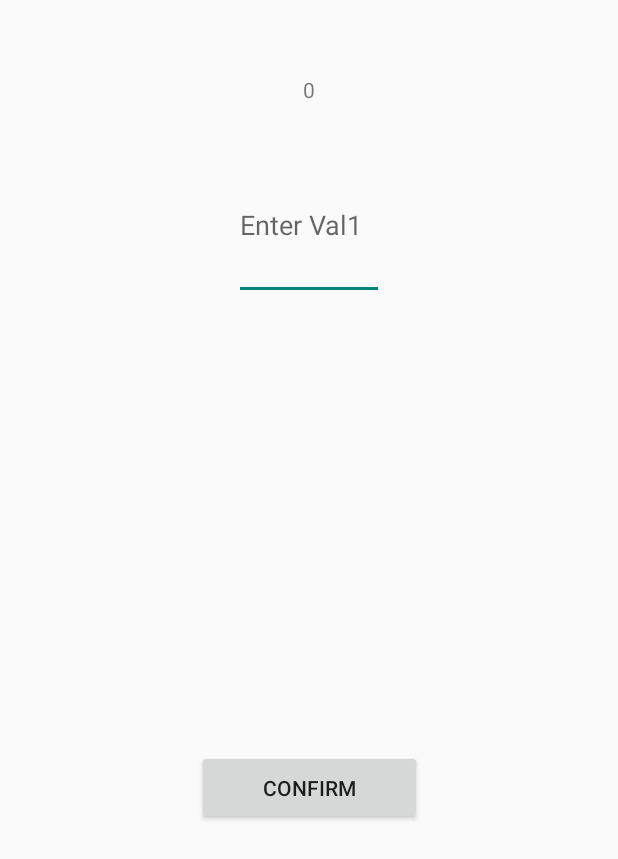
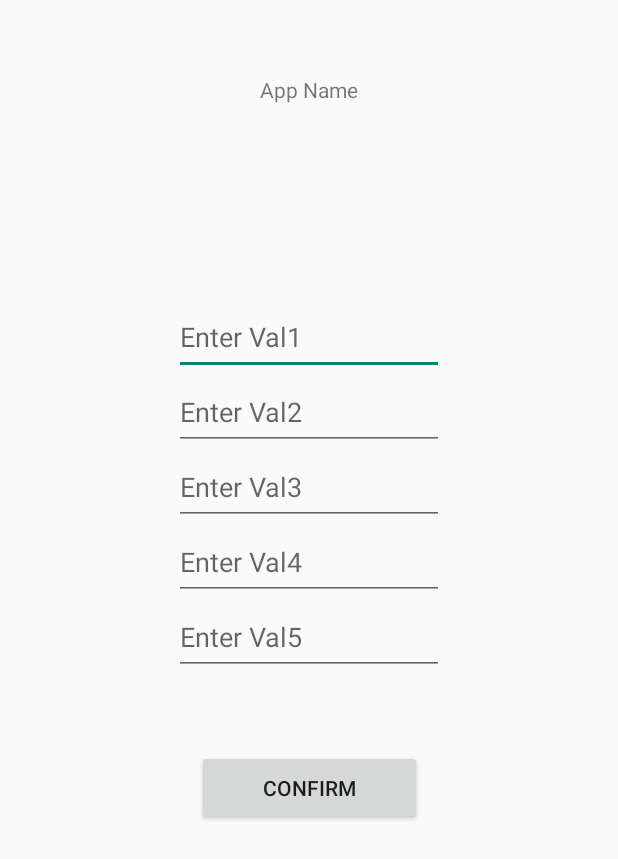
Before and after one commit to lildyl6/LLC1, an Android app built with Jetpack Compose: the MainActivity screen opened directly, with no data from a screen before it, after a tap on "CONFIRM", on a phone screen of 412 x 824 dp. Shown: the top 859 px of the screen. Run offline under Robolectric (Android 15) with nearby library versions, the phone set to English and light mode, and no system bars.

Commit message:
second commit

```diff
--- a/app/src/main/AndroidManifest.xml
+++ b/app/src/main/AndroidManifest.xml
@@ -29,6 +29,12 @@
             android:label="@string/app_name"
             android:theme="@style/Theme.LLC1">
         </activity>
+        <activity
+            android:name=".ResultActivity"
+            android:exported="true"
+            android:label="@string/app_name"
+            android:theme="@style/Theme.LLC1">
+        </activity>
     </application>
 
 </manifest>
--- a/app/src/main/java/com/example/llc1/MainActivity.kt
+++ b/app/src/main/java/com/example/llc1/MainActivity.kt
@@ -1,10 +1,13 @@
 package com.example.llc1
 
+import android.content.Intent
 import android.os.Bundle
 import android.text.Editable
+import android.util.Log
 import android.widget.Button
 import android.widget.EditText
 import android.widget.TextView
+import android.widget.Toast
 import androidx.activity.ComponentActivity
 import com.example.llc1.model.Model
 
@@ -26,13 +29,39 @@ class MainActivity : ComponentActivity(){
 
     private fun updateVals(){
         val edit1 = findViewById<EditText>(R.id.edit1)
+        val edit2 = findViewById<EditText>(R.id.edit2)
+        val edit3 = findViewById<EditText>(R.id.edit3)
+        val edit4 = findViewById<EditText>(R.id.edit4)
+        val edit5 = findViewById<EditText>(R.id.edit5)
 
-        // ====== SCRUB INPUT ========
+        val val1 : String = edit1.text.toString()
+        val val2 : String = edit1.text.toString()
+        val val3 : String = edit1.text.toString()
+        val val4 : String = edit1.text.toString()
+        val val5 : String = edit1.text.toString()
 
-        val val1 : Int = edit1.text.toString().toInt()
-        model.setVal1(val1)
+        if(val1 != "" && val2 != "" && val2 != ""
+            && val4 != "" && val5 != ""){
+            model.setVal1(val1.toInt())
+            model.setVal2(val2.toInt())
+            model.setVal3(val3.toInt())
+            model.setVal4(val4.toInt())
+            model.setVal5(val5.toInt())
 
-        val t = findViewById<TextView>(R.id.textView2)
-        t.text = model.getVal1().toString()
+            startResultActivity()
+        } else{
+            showWarnToast()
+        }
+
+    }
+
+    private fun showWarnToast(){
+        val message = "Please fill in all fields"
+        Toast.makeText(this, message, Toast.LENGTH_SHORT).show()
+    }
+
+    private fun startResultActivity(){
+        val intent = Intent(this, ResultActivity::class.java)
+        startActivity(intent)
     }
 }
--- a/app/src/main/res/layout/main_activity.xml
+++ b/app/src/main/res/layout/main_activity.xml
@@ -10,7 +10,7 @@
         android:id="@+id/textView2"
         android:layout_width="150sp"
         android:layout_height="150sp"
-        android:text="2nd"
+        android:text="App Name"
         android:textAlignment="center"
         app:layout_constraintLeft_toLeftOf="parent"
         app:layout_constraintRight_toRightOf="parent"
@@ -19,13 +19,54 @@
 
     <EditText
         android:id="@+id/edit1"
-        android:layout_width="100sp"
-        android:layout_height="100sp"
+        android:layout_width="180sp"
+        android:layout_height="50sp"
+        android:inputType="number"
         app:layout_constraintLeft_toLeftOf="parent"
         app:layout_constraintRight_toRightOf="parent"
         app:layout_constraintTop_toTopOf="parent"
-        android:layout_marginTop="100sp"
+        android:layout_marginTop="200sp"
         android:hint="Enter Val1"/>
+
+    <EditText
+        android:id="@+id/edit2"
+        android:layout_width="180sp"
+        android:layout_height="50sp"
+        android:inputType="number"
+        app:layout_constraintLeft_toLeftOf="parent"
+        app:layout_constraintRight_toRightOf="parent"
+        app:layout_constraintTop_toBottomOf="@+id/edit1"
+        android:hint="Enter Val2"/>
+
+    <EditText
+        android:id="@+id/edit3"
+        android:layout_width="180sp"
+        android:layout_height="50sp"
+        android:inputType="number"
+        app:layout_constraintLeft_toLeftOf="parent"
+        app:layout_constraintRight_toRightOf="parent"
+        app:layout_constraintTop_toBottomOf="@+id/edit2"
+        android:hint="Enter Val3"/>
+
+    <EditText
+        android:id="@+id/edit4"
+        android:layout_width="180sp"
+        android:layout_height="50sp"
+        android:inputType="number"
+        app:layout_constraintLeft_toLeftOf="parent"
+        app:layout_constraintRight_toRightOf="parent"
+        app:layout_constraintTop_toBottomOf="@+id/edit3"
+        android:hint="Enter Val4"/>
+
+    <EditText
+        android:id="@+id/edit5"
+        android:layout_width="180sp"
+        android:layout_height="50sp"
+        android:inputType="number"
+        app:layout_constraintLeft_toLeftOf="parent"
+        app:layout_constraintRight_toRightOf="parent"
+        app:layout_constraintTop_toBottomOf="@+id/edit4"
+        android:hint="Enter Val5"/>
 
     <Button
         android:id="@+id/confirmButton"
@@ -35,7 +76,7 @@
         android:text="Confirm"
         app:layout_constraintLeft_toLeftOf="parent"
         app:layout_constraintRight_toRightOf="parent"
-        app:layout_constraintTop_toBottomOf="@+id/edit1"
-        android:layout_marginTop="300sp"/>
+        app:layout_constraintTop_toBottomOf="@+id/edit5"
+        android:layout_marginTop="50sp"/>
 
 </androidx.constraintlayout.widget.ConstraintLayout>
```
Also changed, not shown: app/src/main/java/com/example/llc1/MenuActivity.kt (+4 -3 lines), app/src/main/java/com/example/llc1/ResultActivity.kt (added, +15 -0 lines), app/src/main/res/layout/menu_activity.xml (+9 -8 lines), app/src/main/res/layout/result_activity.xml (added, +59 -0 lines).
